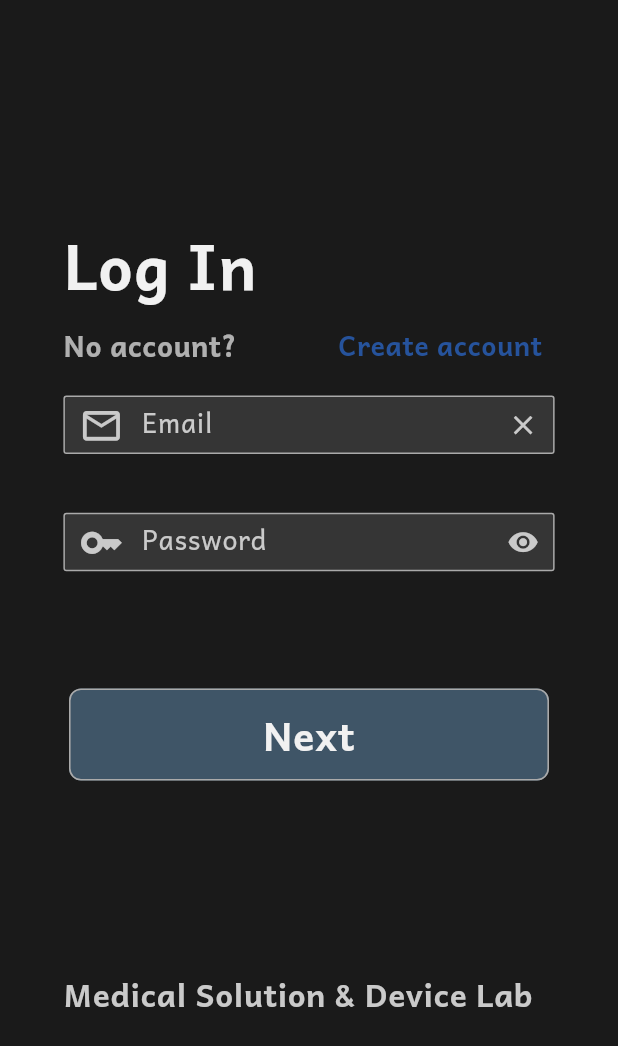
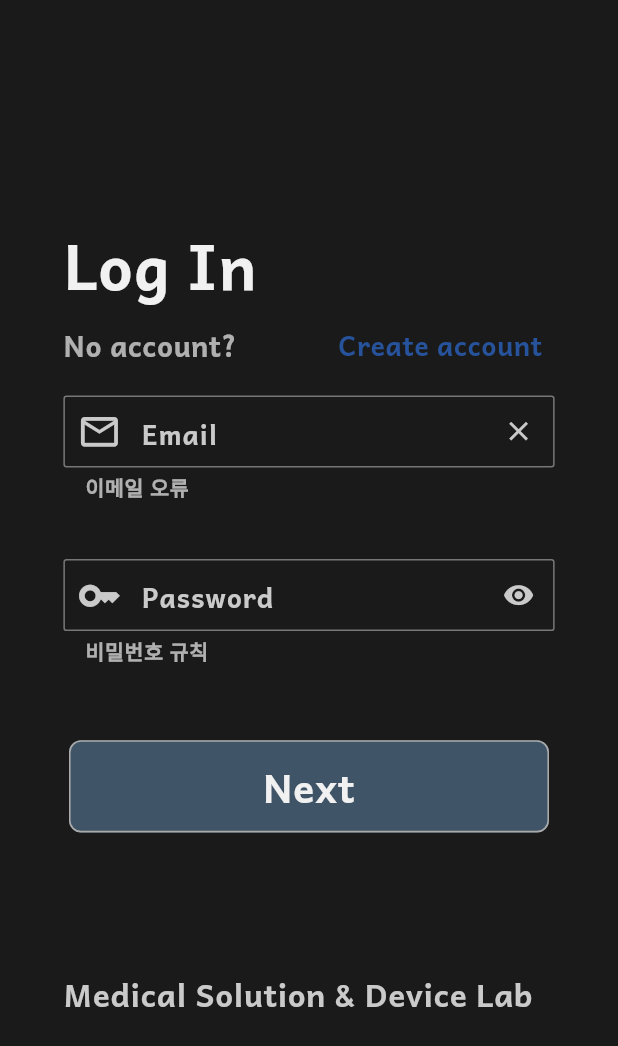
Before and after one commit to seungminhan2631/msdl, a Flutter app: the screen it shows after launch, on a phone screen of 412 x 824 dp. Shown: the top 1046 px of the screen. Run offline on Flutter 3.47's test engine with Material 3 defaults, Android fonts, the phone set to English and light mode, and no system bars.

Commit message:
update
update

```diff
--- a/lib/commons/widgets/buttons/CustomTextField.dart
+++ b/lib/commons/widgets/buttons/CustomTextField.dart
@@ -2,17 +2,21 @@ import 'package:flutter/material.dart';
 import 'package:msdl/constants/gaps.dart';
 import 'package:msdl/constants/size_config.dart';
 import 'package:msdl/constants/sizes.dart';
+import 'package:msdl/msdl_theme.dart';
 
 class CustomTextField extends StatefulWidget {
   final String hintText;
   final IconData firstIcon;
   final IconData lastIcon;
-
+  final String? helperText;
+  final String? errorText;
   const CustomTextField({
     super.key,
     required this.hintText,
     required this.firstIcon,
     required this.lastIcon,
+    this.helperText,
+    this.errorText,
   });
 
   @override
@@ -23,13 +27,14 @@ class _CustomTextFieldState extends State<CustomTextField> {
   final TextEditingController _controller = TextEditingController();
   final FocusNode _focusNode = FocusNode();
   bool _isPasswordVisible = false;
+  bool _isValid = true; // 유효성 상태 변수
 
   @override
   void initState() {
     super.initState();
     _focusNode.addListener(
       () {
-        setState(() {}); // 포커스 변경 시 UI 업데이트
+        setState(() {});
       },
     );
   }
@@ -44,31 +49,9 @@ class _CustomTextFieldState extends State<CustomTextField> {
   @override
   Widget build(BuildContext context) {
     bool isPasswordField = widget.lastIcon == Icons.visibility;
-    bool hasFocus = _focusNode.hasFocus; // 현재 포커스 상태 감지
+    bool hasFocus = _focusNode.hasFocus;
 
-    return TextFieldTapRegion(
-      child: Container(
-        width: 400.w,
-        height: 40.h,
-        padding: EdgeInsets.symmetric(horizontal: 9.w),
-        decoration: BoxDecoration(
-          color: Color(0xff353535),
-          borderRadius: BorderRadius.circular(2),
-          border: Border.all(
-            color:
-                hasFocus ? Color(0xffD62FD2) : Color(0xffAAAAAA), // 포커스 시 색상 변경
-            width: 1,
-          ),
-        ),
-        child: Row(
-          children: [
-            Icon(
-              widget.firstIcon,
-              color: Color(0xffCACACA),
-              size: 28.w,
-            ),
-            Gaps.h2,
-            Expanded(
+    return SizedBox(
       child: TextField(
         controller: _controller,
         focusNode: _focusNode,
@@ -76,21 +59,43 @@ class _CustomTextFieldState extends State<CustomTextField> {
         style: TextStyle(
           color: Colors.white,
           fontSize: Sizes.size20,
+          fontFamily: 'Andika',
+          fontWeight: FontWeight.w200,
         ),
         decoration: InputDecoration(
-                  border: InputBorder.none,
-                  contentPadding: EdgeInsets.all(10),
+          contentPadding: EdgeInsets.symmetric(
+              vertical: Sizes.size5, horizontal: Sizes.size10),
           hintText: widget.hintText,
           hintStyle: TextStyle(
             color: Color(0xffCACACA),
             fontSize: Sizes.size1 + Sizes.size16,
             fontFamily: 'Andika',
+            fontWeight: FontWeight.bold,
           ),
+          helperText: widget.helperText,
+          helperStyle: TextStyle(
+            color: Color(0xffF1F1F1).withOpacity(0.7),
+            fontSize: Sizes.size12 + Sizes.size1,
+            fontFamily: 'Andika',
+            fontWeight: FontWeight.w900,
           ),
+          errorText: _isValid ? null : widget.errorText,
+          errorStyle: TextStyle(
+            fontSize: Sizes.size12,
+            fontFamily: 'Andika',
+            fontWeight: FontWeight.w900,
           ),
+          border: OutlineInputBorder(
+            borderRadius: BorderRadius.circular(Sizes.size2),
+            borderSide:
+                BorderSide(color: Color(0xffAAAAAA), width: Sizes.size2),
           ),
-            Gaps.h16,
-            GestureDetector(
+          prefixIcon: Icon(
+            widget.firstIcon,
+            color: Color(0xffCACACA),
+            size: 28.w,
+          ),
+          suffixIcon: GestureDetector(
             onTap: () {
               setState(() {
                 if (isPasswordField) {
@@ -110,7 +115,6 @@ class _CustomTextFieldState extends State<CustomTextField> {
               size: 20.w,
             ),
           ),
-          ],
         ),
       ),
     );
--- a/lib/features/screens/Home/homeScreen.dart
+++ b/lib/features/screens/Home/homeScreen.dart
@@ -0,0 +1 @@
+// stl
--- a/lib/features/screens/authentication/choose_role.dart
+++ b/lib/features/screens/authentication/choose_role.dart
@@ -122,7 +122,10 @@ class _ChooseRoleState extends State<ChooseRole> {
                 ),
               ),
               Gaps.v56,
-              CustomButton(text: "Next", routeName: "/"),
+              CustomButton(
+                text: "Next",
+                routeName: "/",
+              ),
               Gaps.v14,
               Row(
                 mainAxisAlignment: MainAxisAlignment.center,
--- a/lib/features/screens/authentication/login_Screen.dart
+++ b/lib/features/screens/authentication/login_Screen.dart
@@ -8,8 +8,8 @@ import 'package:msdl/constants/size_config.dart';
 import 'package:msdl/constants/sizes.dart';
 import 'package:msdl/msdl_theme.dart';
 
-class login_Screen extends StatelessWidget {
-  login_Screen({super.key});
+class LoginScreen extends StatelessWidget {
+  LoginScreen({super.key});
   static const routeName = 'logIn';
   static const routeUrl = '/';
   final TextEditingController emailController = TextEditingController();
@@ -66,14 +66,18 @@ class login_Screen extends StatelessWidget {
               hintText: "Email",
               firstIcon: Icons.email_outlined,
               lastIcon: Icons.close,
+              helperText: "이메일 오류",
+              errorText: "다시 입력",
             ),
             Gaps.v40,
             CustomTextField(
               hintText: "Password",
               firstIcon: Icons.key,
               lastIcon: Icons.visibility,
+              errorText: "다시입력",
+              helperText: "비밀번호 규칙",
             ),
-            Gaps.v80,
+            Gaps.v52,
             CustomButton(
               text: "Next",
               routeName: "",
--- a/lib/main.dart
+++ b/lib/main.dart
@@ -25,7 +25,7 @@ class msdl extends StatelessWidget {
           ),
           initialRoute: "/",
           routes: {
-            "/": (context) => login_Screen(),
+            "/": (context) => LoginScreen(),
             "/chooseRole_Screen": (context) => ChooseRole(),
             "/createAccount_Screen": (context) => SignupScreen(),
           },
```
Lines whose indentation alone changed are shown as unchanged.
